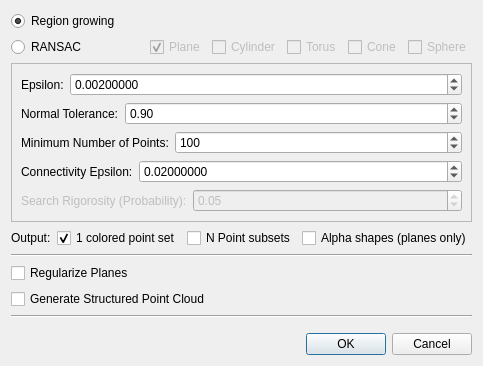
The window that Polyhedron/demo/Polyhedron/Plugins/Point_set/Point_set_shape_detection_plugin.ui (CGAL/cgal) describes before a commit, drawn with Qt 5.
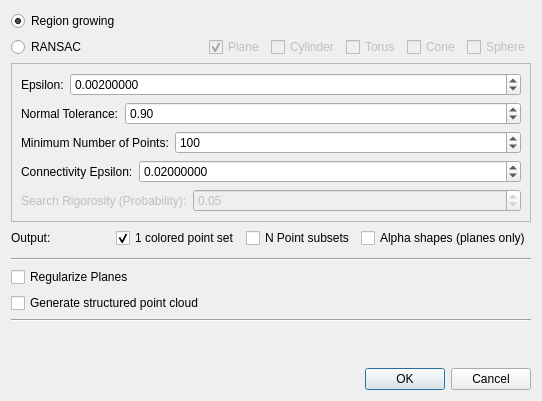
The same window after the commit.

Commit message: Fix rebase chaos

What changed in the file:
```diff
--- a/Polyhedron/demo/Polyhedron/Plugins/Point_set/Point_set_shape_detection_plugin.ui
+++ b/Polyhedron/demo/Polyhedron/Plugins/Point_set/Point_set_shape_detection_plugin.ui
@@ -6,8 +6,8 @@
    <rect>
     <x>0</x>
     <y>0</y>
-    <width>444</width>
-    <height>366</height>
+    <width>542</width>
+    <height>401</height>
    </rect>
   </property>
   <property name="windowTitle">
@@ -331,7 +331,7 @@
    <item>
     <widget class="QCheckBox" name="m_generate_structured">
      <property name="text">
-      <string>Generate Structured Point Cloud</string>
+      <string>Generate structured point cloud</string>
      </property>
     </widget>
    </item>
```
The commit also changes 2 other files.
